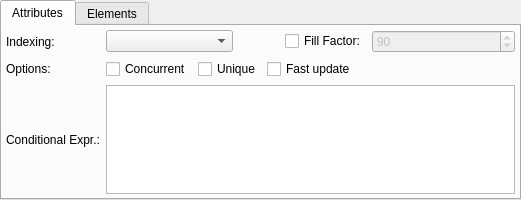
Above: libpgmodeler_ui/ui/indexwidget.ui from pgmodeler/pgmodeler before the change. Below: the same form after it.
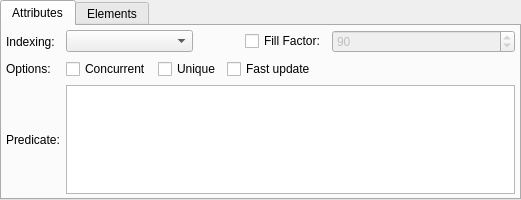
That is the form after the change.

Commit message:
Renamed the attribute "condition" to "predicate" on Index class (issue #460)
Added a step to fix indexes with old <condition> tag on CLI

Patch:
```diff
--- a/libpgmodeler_ui/ui/indexwidget.ui
+++ b/libpgmodeler_ui/ui/indexwidget.ui
@@ -299,7 +299,7 @@
           </size>
          </property>
          <property name="text">
-          <string>Conditional Expr.:</string>
+          <string>Predicate:</string>
          </property>
         </widget>
        </item>
```
Left out of the diff: 6 changed lines with no effect on the pictures. The commit also changes 12 other files.
